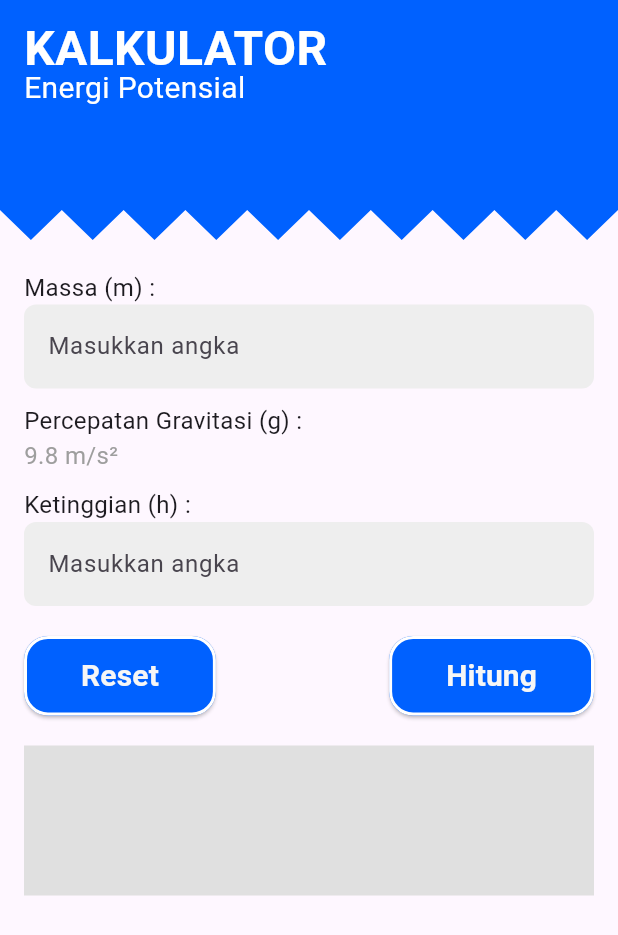
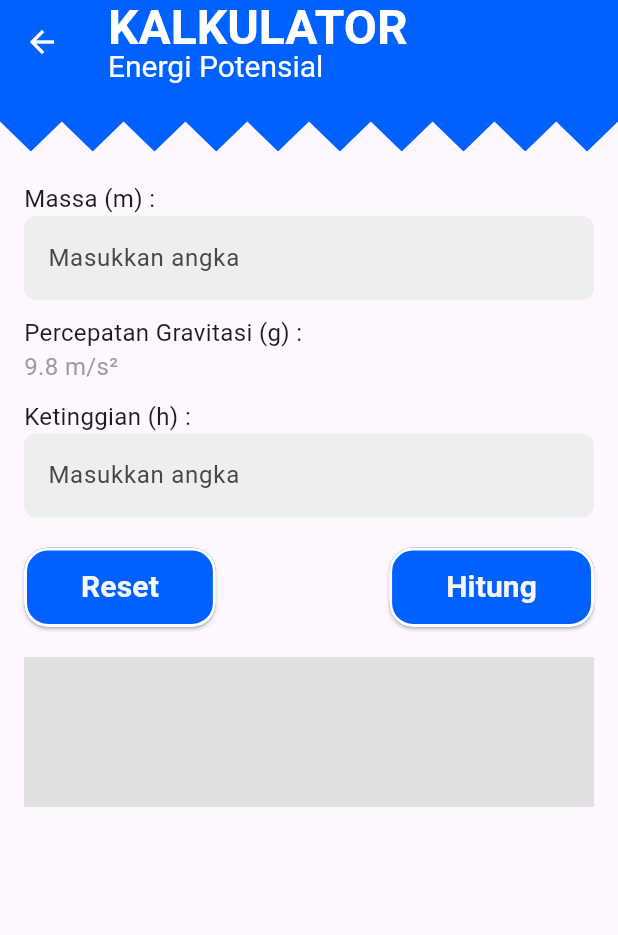
Before and after one commit to DesrielKiki/sunco_physics, a Flutter app: the PotentialEnergyCalculatorScreen screen opened by its route, on a phone screen of 412 x 824 dp. Shown: the top 935 px of the screen. Run offline on Flutter 3.47's test engine with Material 3 defaults, Android fonts, the phone set to English and light mode, and no system bars.

Commit message:
:wrench: modify potenial energy calculator

```diff
--- a/lib/main.dart
+++ b/lib/main.dart
@@ -1,7 +1,5 @@
 import 'package:flutter/material.dart';
 import 'package:sunco_physics/presentation/navigation/app_routes.dart';
-import 'package:sunco_physics/presentation/screen/calculator/calculator/potential_energy.dart';
-import 'package:sunco_physics/presentation/screen/calculator/calculator_list.dart';
 
 void main() {
   runApp(const MyApp());
@@ -21,7 +19,6 @@ class MyApp extends StatelessWidget {
         colorScheme: ColorScheme.fromSeed(seedColor: Colors.deepPurple),
         useMaterial3: true,
       ),
-      // home: const CalculatorListScreen(),
     );
   }
 }
--- a/lib/presentation/screen/calculator/calculator/potential_energy.dart
+++ b/lib/presentation/screen/calculator/calculator/potential_energy.dart
@@ -79,6 +79,43 @@ class _PotentialEnergyCalculatorScreenState
   @override
   Widget build(BuildContext context) {
     return Scaffold(
+      appBar: AppBar(
+        backgroundColor: ColorConfig.darkBlue,
+        leading: IconButton(
+          icon: const Icon(Icons.arrow_back, color: Colors.white),
+          onPressed: () {
+            Navigator.pop(context); // Navigasi kembali ke layar sebelumnya
+          },
+        ),
+        title: Column(
+          crossAxisAlignment: CrossAxisAlignment.start,
+          children: [
+            FadeTransition(
+              opacity: _opacityAnimation,
+              child: const Text(
+                'KALKULATOR',
+                style: TextStyle(
+                  fontSize: 32,
+                  color: Colors.white,
+                  fontWeight: FontWeight.bold,
+                  height: 1,
+                ),
+              ),
+            ),
+            FadeTransition(
+              opacity: _opacityAnimation,
+              child: const Text(
+                'Energi Potensial',
+                style: TextStyle(
+                  fontSize: 20,
+                  color: Colors.white,
+                  height: 1,
+                ),
+              ),
+            ),
+          ],
+        ),
+      ),
       body: SingleChildScrollView(
         child: Column(
           children: [
@@ -92,7 +129,7 @@ class _PotentialEnergyCalculatorScreenState
                   child: ClipPath(
                     clipper: ZigzagClipper(),
                     child: Container(
-                      height: 150,
+                      height: 47,
                       decoration: BoxDecoration(
                         boxShadow: [
                           BoxShadow(
@@ -115,7 +152,7 @@ class _PotentialEnergyCalculatorScreenState
                         offset: Offset(0, _animation.value),
                         child: Container(
                           width: double.infinity,
-                          height: 160,
+                          height: 45,
                           color: ColorConfig.darkBlue,
                           padding: const EdgeInsets.all(16.0),
                           child: Column(
@@ -124,29 +161,6 @@ class _PotentialEnergyCalculatorScreenState
                             children: [
                               SizedBox(
                                 height: MediaQuery.of(context).padding.top,
-                              ),
-                              FadeTransition(
-                                opacity: _opacityAnimation,
-                                child: const Text(
-                                  'KALKULATOR',
-                                  style: TextStyle(
-                                    fontSize: 32,
-                                    color: Colors.white,
-                                    fontWeight: FontWeight.bold,
-                                    height: 1,
-                                  ),
-                                ),
-                              ),
-                              FadeTransition(
-                                opacity: _opacityAnimation,
-                                child: const Text(
-                                  'Energi Potensial',
-                                  style: TextStyle(
-                                    fontSize: 20,
-                                    color: Colors.white,
-                                    height: 1,
-                                  ),
-                                ),
                               ),
                             ],
                           ),
```
